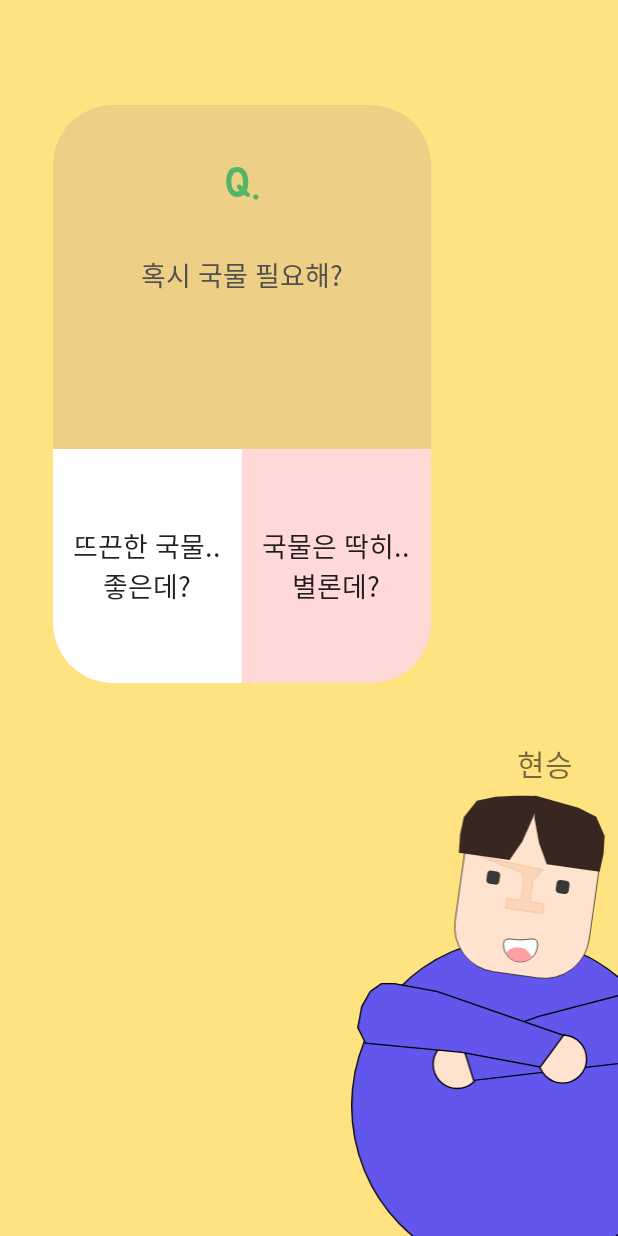
After one commit to ramenddak/ramenddak_Android, an Android app: the QuestionFourActivity screen opened directly, with no data from a screen before it, on a phone screen of 412 x 824 dp. The commit adds this screen. Run offline under Robolectric (Android 15) with nearby library versions, the phone set to English and light mode, and no system bars; our stand-ins replace data binding.

```diff
--- a/app/build.gradle.kts
+++ b/app/build.gradle.kts
@@ -40,9 +40,8 @@ dependencies {
     implementation(Dependency.AndroidX.APPCOMPAT)
     implementation(Dependency.Google.METARIAL)
     implementation(Dependency.AndroidX.CONSTRAINT_LAYOUT)
-    implementation("androidx.appcompat:appcompat:1.5.1")
-    implementation("com.google.android.material:material:1.4.0")
-    implementation("androidx.constraintlayout:constraintlayout:2.1.4")
+    implementation(Dependency.AndroidX.ACTIVITY_KTX)
+    implementation(Dependency.AndroidX.VIEMODEL)
     testImplementation(Dependency.Test.JUNIT)
     androidTestImplementation(Dependency.Test.ANDROIDX_JUNIT)
     androidTestImplementation(Dependency.Test.ANDROID_ESPRESSO)
--- /dev/null
+++ b/app/src/main/java/com/app/ramenddak/ui/component/QuestionFourActivity.kt
@@ -0,0 +1,12 @@
+package com.app.ramenddak.ui.component
+
+import com.app.ramenddak.R
+import com.app.ramenddak.databinding.ActivityQuestionFourBinding
+import com.example.presentation.base.BaseActivity
+
+class QuestionFourActivity :
+    BaseActivity<ActivityQuestionFourBinding>(R.layout.activity_question_four) {
+    override fun init() {
+
+    }
+}
--- /dev/null
+++ b/app/src/main/res/drawable/question_four_hyunseung.xml
@@ -0,0 +1,61 @@
+<vector xmlns:android="http://schemas.android.com/apk/res/android"
+    android:width="200dp"
+    android:height="337dp"
+    android:viewportWidth="200"
+    android:viewportHeight="337">
+  <path
+      android:strokeWidth="1"
+      android:pathData="M244.5,239.5C244.5,308.55 189.87,364.5 122.5,364.5C55.13,364.5 0.5,308.55 0.5,239.5C0.5,170.45 55.13,114.5 122.5,114.5C189.87,114.5 244.5,170.45 244.5,239.5Z"
+      android:fillColor="#6256ED"
+      android:strokeColor="#000000"/>
+  <path
+      android:strokeWidth="1"
+      android:pathData="M79.5,208.5m-18,0a18,18 0,1 1,36 0a18,18 0,1 1,-36 0"
+      android:fillColor="#FFE3CF"
+      android:strokeColor="#000000"/>
+  <path
+      android:pathData="M124.04,15.67L157.66,20.4A33.75,33.75 55.12,0 1,186.38 58.52L178.44,115.03A33.75,33.75 65.35,0 1,140.32 143.76L106.7,139.03A33.75,33.75 125.51,0 1,77.98 100.91L85.92,44.4A33.75,33.75 117.73,0 1,124.04 15.67z"
+      android:strokeWidth="0.5"
+      android:fillColor="#FFE3CF"
+      android:strokeColor="#000000"/>
+  <path
+      android:strokeWidth="1"
+      android:pathData="M96.79,52.91L143.54,62.59L136.35,70.42L136.25,70.54L136.23,70.69L134.04,86.25L133.97,86.74L134.47,86.81L144.54,88.23L143.52,95.46L115.75,91.55L116.77,84.33L126.84,85.74L127.33,85.81L127.4,85.31L129.59,69.76L129.6,69.64L129.56,69.52L127.83,64.79L127.75,64.57L127.54,64.49L110.22,57.87L110.22,57.87L102,54.62L101.98,54.61L101.96,54.61L96.91,53.01L96.79,52.91Z"
+      android:fillColor="#FBD5BA"
+      android:strokeColor="#FBCAA7"/>
+  <path
+      android:pathData="M157.36,70.42L161.12,70.95A3,3 51.1,0 1,163.67 74.33L163.12,78.26A3,3 122.76,0 1,159.73 80.81L155.97,80.28A3,3 134.42,0 1,153.42 76.9L153.97,72.97A3,3 51.1,0 1,157.36 70.42z"
+      android:fillColor="#373737"/>
+  <path
+      android:pathData="M105.36,63.42L109.12,63.95A3,3 118.48,0 1,111.67 67.33L111.12,71.26A3,3 49.05,0 1,107.73 73.81L103.97,73.28A3,3 75.81,0 1,101.42 69.9L101.97,65.97A3,3 51.67,0 1,105.36 63.42z"
+      android:fillColor="#373737"/>
+  <path
+      android:pathData="M94.28,10.99L108.36,8.14L123.5,7.25L131.88,7.23L138.42,7.55L139.11,15.43L136.89,22.3L128.36,41.57L118.75,55.37L80.78,50.03L81.71,36.3L84.56,23.17L94.28,10.99Z"
+      android:fillColor="#382721"/>
+  <path
+      android:pathData="M183.72,22.97L170.38,16.26L137.88,7.18L137.37,23.87L140.89,42.73L146.66,58.69L186.27,64.26L189.21,50.81L190.05,37.39L183.72,22.97Z"
+      android:fillColor="#382721"/>
+  <path
+      android:strokeWidth="1"
+      android:pathData="M91.85,220.46L83.12,192.81L140.65,172.48L203.59,156.12L211.28,206.56L91.85,220.46Z"
+      android:fillColor="#6256ED"
+      android:strokeColor="#000000"/>
+  <path
+      android:pathData="M139.75,119C139.75,126.04 134.04,131.75 127,131.75C119.96,131.75 114.25,126.04 114.25,119C114.25,117.23 114.61,116.16 115.21,115.52C115.8,114.88 116.67,114.61 117.82,114.56C118.94,114.51 120.28,114.67 121.79,114.85C121.83,114.85 121.87,114.86 121.91,114.86C123.46,115.05 125.19,115.25 127,115.25C128.81,115.25 130.54,115.05 132.09,114.86L132.21,114.85C133.72,114.67 135.06,114.51 136.18,114.56C137.33,114.61 138.2,114.88 138.79,115.52C139.39,116.16 139.75,117.23 139.75,119Z"
+      android:strokeWidth="0.5"
+      android:fillColor="#ffffff"
+      android:strokeColor="#000000"/>
+  <path
+      android:pathData="M118.28,122.54L122.08,121H125.88L129.68,121.77L131.96,123.31L133.48,125.23L135,127.15L135.5,128.5L133.5,130L131,131L128.5,131.5H125.88L123.6,131L121.32,130.23L119.04,128.69L117.52,127.15L116,124.85L118.28,122.54Z"
+      android:fillColor="#FFA0A0"/>
+  <path
+      android:strokeWidth="1"
+      android:pathData="M158.5,204.5m-18,0a18,18 0,1 1,36 0a18,18 0,1 1,-36 0"
+      android:fillColor="#FFE3CF"
+      android:strokeColor="#000000"/>
+  <path
+      android:strokeWidth="1"
+      android:pathData="M83.09,199.51L83.07,199.5L83.05,199.5L10.82,192.53L5.02,180.93L7.98,165.17L14.38,153.84L22.66,148H32.45L64.87,153.99L159.2,186.75L141.78,210.45L83.09,199.51Z"
+      android:fillColor="#6256ED"
+      android:strokeColor="#000000"/>
+</vector>
--- /dev/null
+++ b/app/src/main/res/layout/activity_question_four.xml
@@ -0,0 +1,91 @@
+<?xml version="1.0" encoding="utf-8"?>
+<layout xmlns:android="http://schemas.android.com/apk/res/android"
+    xmlns:app="http://schemas.android.com/apk/res-auto"
+    xmlns:tools="http://schemas.android.com/tools">
+
+    <data>
+
+    </data>
+
+    <androidx.constraintlayout.widget.ConstraintLayout
+        android:layout_width="match_parent"
+        android:layout_height="match_parent"
+        android:background="#FFE380"
+        tools:context=".ui.component.QuestionOneActivity">
+
+        <androidx.constraintlayout.widget.ConstraintLayout
+            android:layout_width="252dp"
+            android:layout_height="385dp"
+            android:layout_marginStart="35dp"
+            android:layout_marginTop="70dp"
+            android:background="@drawable/question_bg"
+            android:gravity="center_horizontal"
+            android:orientation="vertical"
+            app:layout_constraintStart_toStartOf="parent"
+            app:layout_constraintTop_toTopOf="parent">
+
+            <ImageView
+                android:id="@+id/imageView"
+                android:layout_width="wrap_content"
+                android:layout_height="wrap_content"
+                android:layout_marginTop="40dp"
+                android:src="@drawable/question"
+                app:layout_constraintEnd_toEndOf="parent"
+                app:layout_constraintStart_toStartOf="parent"
+                app:layout_constraintTop_toTopOf="parent" />
+
+            <TextView
+                android:layout_width="wrap_content"
+                android:layout_height="wrap_content"
+                android:layout_marginTop="36dp"
+                android:text="혹시 국물 필요해?"
+                android:textColor="#505050"
+                android:textSize="18sp"
+                app:layout_constraintEnd_toEndOf="parent"
+                app:layout_constraintStart_toStartOf="parent"
+                app:layout_constraintTop_toBottomOf="@+id/imageView" />
+
+            <androidx.appcompat.widget.AppCompatButton
+                android:id="@+id/yes_btn"
+                android:layout_width="0dp"
+                android:layout_height="wrap_content"
+                android:background="@drawable/yes_btn_bg"
+                android:text="뜨끈한 국물..\n좋은데?"
+                android:textSize="18sp"
+                app:layout_constraintBottom_toBottomOf="parent"
+                app:layout_constraintEnd_toStartOf="@id/no_btn"
+                app:layout_constraintStart_toStartOf="parent" />
+
+            <androidx.appcompat.widget.AppCompatButton
+                android:id="@+id/no_btn"
+                android:layout_width="0dp"
+                android:layout_height="wrap_content"
+                android:background="@drawable/no_btn_bg"
+                android:text="국물은 딱히..\n별론데?"
+                android:textSize="18sp"
+                app:layout_constraintBottom_toBottomOf="parent"
+                app:layout_constraintEnd_toEndOf="parent"
+                app:layout_constraintStart_toEndOf="@+id/yes_btn" />
+
+        </androidx.constraintlayout.widget.ConstraintLayout>
+
+        <TextView
+            android:layout_width="wrap_content"
+            android:layout_height="wrap_content"
+            android:layout_marginStart="80dp"
+            android:text="현승"
+            android:textSize="20sp"
+            app:layout_constraintBottom_toTopOf="@+id/imageView2"
+            app:layout_constraintEnd_toEndOf="parent"
+            app:layout_constraintStart_toStartOf="@+id/imageView2" />
+
+        <ImageView
+            android:id="@+id/imageView2"
+            android:layout_width="178dp"
+            android:layout_height="300dp"
+            android:src="@drawable/question_four_hyunseung"
+            app:layout_constraintBottom_toBottomOf="parent"
+            app:layout_constraintEnd_toEndOf="parent" />
+
+    </androidx.constraintlayout.widget.ConstraintLayout>
+</layout>
--- a/buildSrc/src/main/java/Versions.kt
+++ b/buildSrc/src/main/java/Versions.kt
@@ -9,6 +9,7 @@ object Versions {
         const val CORE_KTX = "1.7.0"
         const val APPCOMPAT = "1.4.1"
         const val CONSTRAINT_LAYOUT = "2.1.3"
+        const val ACTIVITY_KTX = "1.2.3"
     }
 
     object Google {
```
Also changed, not shown: app/src/main/AndroidManifest.xml (+21 -0 lines), app/src/main/java/com/app/ramenddak/ui/component/QuestionOneActivity.kt (+15 -0 lines), app/src/main/java/com/app/ramenddak/ui/component/QuestionThreeActivity.kt (added, +17 -0 lines), app/src/main/java/com/app/ramenddak/ui/component/QuestionTwoActivity.kt (+46 -0 lines), app/src/main/java/com/app/ramenddak/ui/component/ResultActivity.kt (added, +12 -0 lines), app/src/main/res/drawable/question_three_hyunseung.xml (added, +61 -0 lines), app/src/main/res/drawable/result_bg.xml (added, +21 -0 lines), app/src/main/res/drawable/result_item_bg.xml (added, +13 -0 lines), app/src/main/res/layout/activity_question_three.xml (added, +92 -0 lines), app/src/main/res/layout/activity_result.xml (added, +122 -0 lines), app/src/main/res/layout/list_item.xml (added, +15 -0 lines), buildSrc/src/main/java/Dependency.kt (+7 -2 lines).
